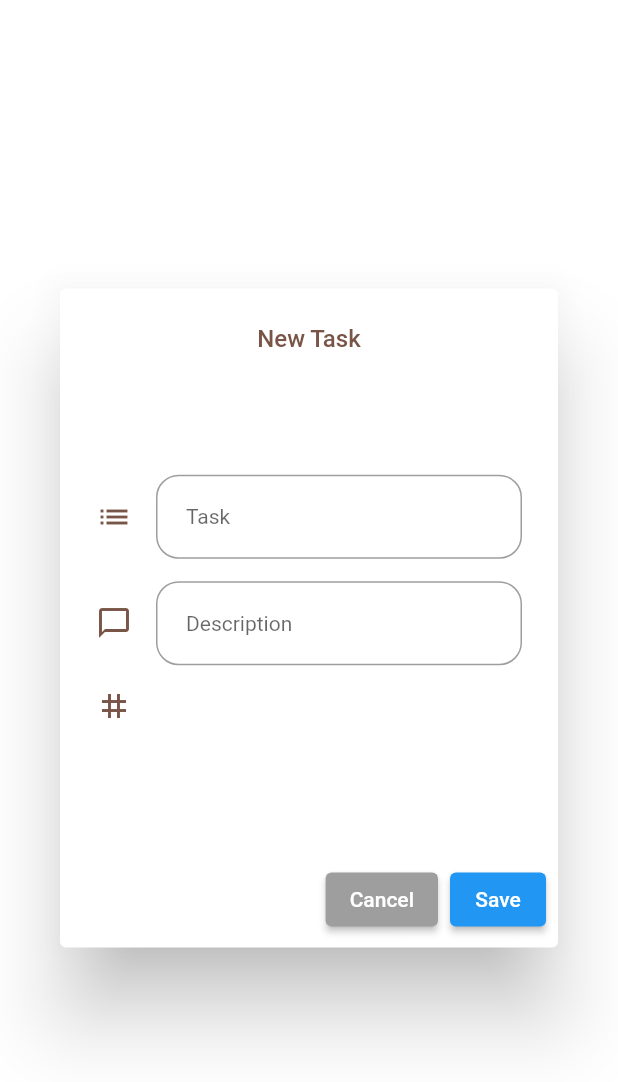
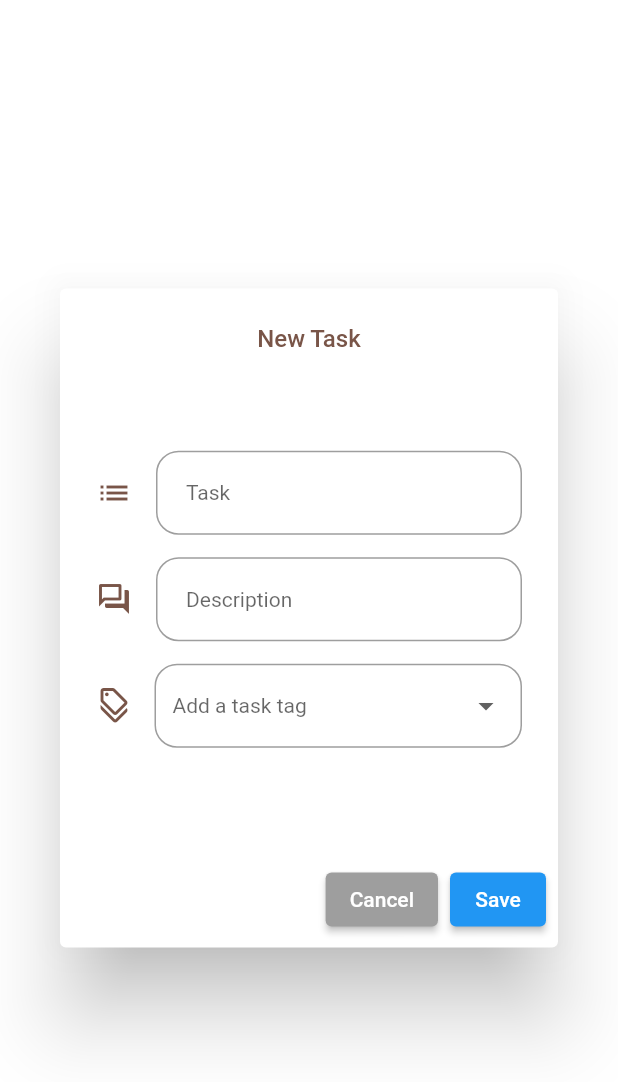
Before and after one commit to cubdesign/flutter_firebase_todo, a Flutter app: the screen it shows after launch, on a phone screen of 412 x 824 dp. Shown: the top 1082 px of the screen. Run offline on Flutter 3.47's test engine with Material 2 defaults, Android fonts, the phone set to English and light mode, and no system bars.

Commit message:
add dialog

```diff
--- a/lib/add_task_alert_dialog.dart
+++ b/lib/add_task_alert_dialog.dart
@@ -10,6 +10,9 @@ class AddTaskAlertDialog extends StatefulWidget {
 }
 
 class _AddTaskAlertDialogState extends State<AddTaskAlertDialog> {
+  final List<String> taskTags = ['Work', 'School', 'Other'];
+  late String selectedValue = '';
+
   @override
   Widget build(BuildContext context) {
     var width = MediaQuery.of(context).size.width;
@@ -55,8 +58,7 @@ class _AddTaskAlertDialogState extends State<AddTaskAlertDialog> {
                   ),
                   hintText: 'Description',
                   hintStyle: const TextStyle(fontSize: 14),
-                  icon: const Icon(Icons.chat_bubble_outline,
-                      color: Colors.brown),
+                  icon: const Icon(Icons.forum_outlined, color: Colors.brown),
                   border: OutlineInputBorder(
                     borderRadius: BorderRadius.circular(15),
                   ),
@@ -64,11 +66,47 @@ class _AddTaskAlertDialogState extends State<AddTaskAlertDialog> {
               ),
               const SizedBox(height: 15),
               Row(
-                children: const <Widget>[
-                  Icon(Icons.tag, color: Colors.brown),
-                  SizedBox(width: 15.0),
+                children: <Widget>[
+                  const Icon(Icons.discount_outlined, color: Colors.brown),
+                  const SizedBox(width: 15.0),
+                  Expanded(
+                    child: DropdownButtonFormField(
+                      decoration: InputDecoration(
+                        isDense: true,
+                        border: OutlineInputBorder(
+                          borderRadius: BorderRadius.circular(15),
+                        ),
+                      ),
+
+                      isExpanded: true,
+                      hint: const Text(
+                        'Add a task tag',
+                        style: TextStyle(fontSize: 14),
+                      ),
+                      // validator: (value) => value == null
+                      //     ? 'Please select the task tag' : null,
+                      items: taskTags
+                          .map(
+                            (item) => DropdownMenuItem<String>(
+                              value: item,
+                              child: Text(
+                                item,
+                                style: const TextStyle(
+                                  fontSize: 14,
+                                ),
+                              ),
+                            ),
+                          )
+                          .toList(),
+                      onChanged: (String? value) => setState(
+                        () {
+                          if (value != null) selectedValue = value;
+                        },
+                      ),
+                    ),
+                  ),
                 ],
-              ),
+              )
             ],
           ),
         ),
--- a/lib/main.dart
+++ b/lib/main.dart
@@ -13,20 +13,12 @@ class MyApp extends StatelessWidget {
   @override
   Widget build(BuildContext context) {
     return MaterialApp(
-        title: 'Flutter Demo',
-        theme: ThemeData(
-          // This is the theme of your application.
-          //
-          // Try running your application with "flutter run". You'll see the
-          // application has a blue toolbar. Then, without quitting the app, try
-          // changing the primarySwatch below to Colors.green and then invoke
-          // "hot reload" (press "r" in the console where you ran "flutter run",
-          // or simply save your changes to "hot reload" in a Flutter IDE).
-          // Notice that the counter didn't reset back to zero; the application
-          // is not restarted.
-          primarySwatch: Colors.blue,
-        ),
-        // home: const MyHomePage(title: 'To-Do List'),
-        home: const AddTaskAlertDialog(title: 'AddTaskAlertDialog'));
+      title: 'Flutter Demo',
+      theme: ThemeData(
+        primarySwatch: Colors.blue,
+      ),
+      // home: const MyHomePage(title: 'To-Do List'),
+      home: const AddTaskAlertDialog(title: 'AddTaskAlertDialog'),
+    );
   }
 }
```
Also changed, not shown: lib/my_home_page.dart (+0 -38 lines).
